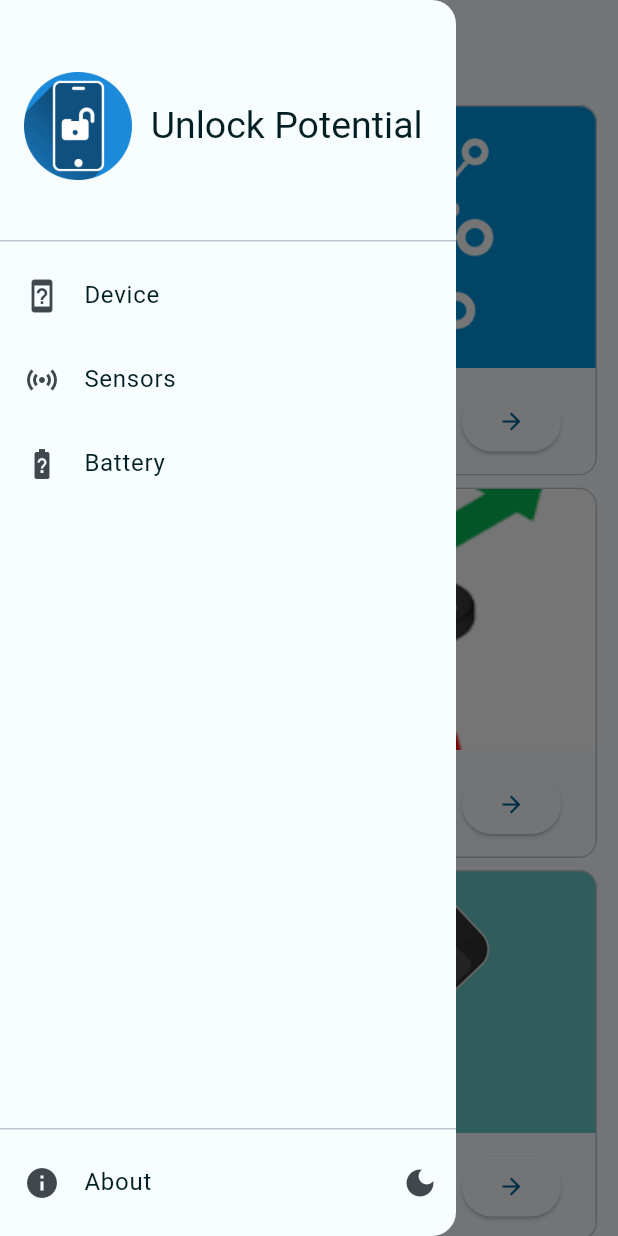
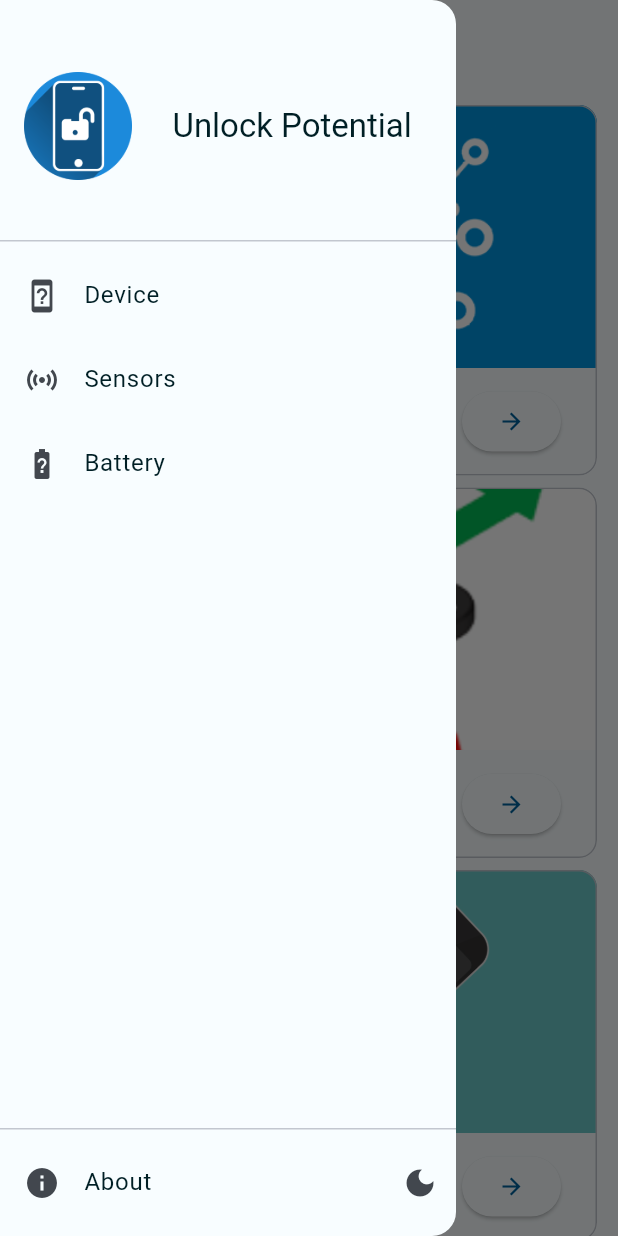
Before and after one commit to Myrmillion/Unlock-Potential, a Flutter app: the screen it shows after launch, with the side drawer open, on a phone screen of 412 x 824 dp. Run offline on Flutter 3.47's test engine with Material 3 defaults, Android fonts, the phone set to English and light mode, and no system bars; our stand-ins replace battery_plus, device_info_plus, equatable, flutter_bloc, sensors_plus, shared_preferences.

Commit message:
make most of issue to improve little design things

```diff
--- a/lib/main.dart
+++ b/lib/main.dart
@@ -3,7 +3,7 @@ import 'package:unlock_potential/pages/about_page.dart';
 import 'package:unlock_potential/pages/battery_page.dart';
 import 'package:unlock_potential/pages/device_page.dart';
 import 'package:unlock_potential/pages/home_page.dart';
-import 'package:unlock_potential/utils/toggle_theme/theme_cubit.dart';
+import 'package:unlock_potential/utils/theme_cubit.dart';
 import 'package:flutter_bloc/flutter_bloc.dart';
 
 import 'utils/color_schemes.g.dart';
--- a/lib/widgets/drawer_widget.dart
+++ b/lib/widgets/drawer_widget.dart
@@ -1,6 +1,6 @@
 import 'package:flutter/material.dart';
 import 'package:flutter_bloc/flutter_bloc.dart';
-import 'package:unlock_potential/utils/toggle_theme/theme_cubit.dart';
+import 'package:unlock_potential/utils/theme_cubit.dart';
 
 class DrawerWidget extends StatelessWidget {
   const DrawerWidget({super.key});
@@ -23,7 +23,7 @@ class DrawerWidget extends StatelessWidget {
                       const Spacer(flex: 2),
                       Text(
                         'Unlock Potential',
-                        style: textTheme.titleLarge?.copyWith(fontSize: 25.0),
+                        style: textTheme.titleLarge,
                       ),
                       const Spacer(flex: 1),
                     ],
--- a/lib/widgets/tabs/cubit/lol_state.dart
+++ /dev/null
@@ -1,6 +0,0 @@
-part of 'lol_cubit.dart';
-
-@immutable
-sealed class LolState {}
-
-final class LolInitial extends LolState {}
```
Also changed, not shown: lib/widgets/tabs/cubit/lol_cubit.dart (deleted, +0 -8 lines), lib/utils/theme_cubit.dart (renamed from lib/utils/toggle_theme/theme_cubit.dart).
